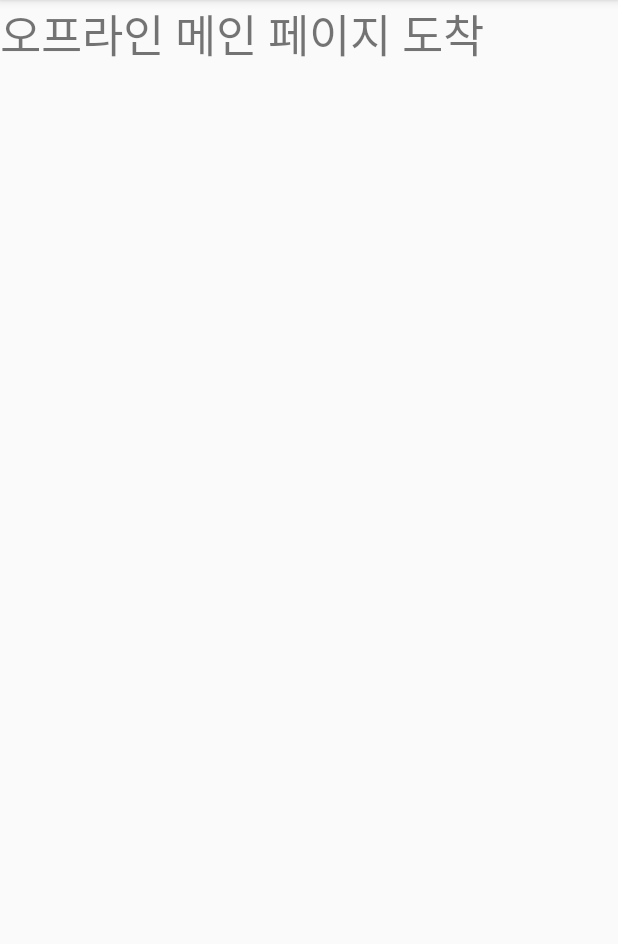
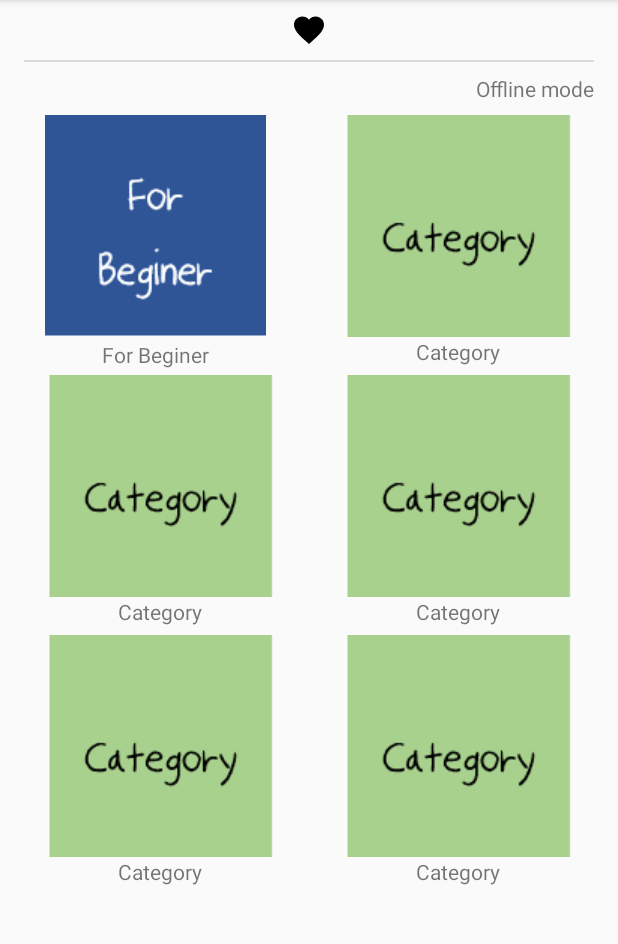
Before and after one commit to Oreo0xx7/hi_gnu, an Android app: the OffMain screen opened directly, with no data from a screen before it, on a phone screen of 412 x 824 dp, the part 84-1028 px from its top. Run offline under Robolectric (Android 15) with nearby library versions, the phone set to English and light mode, and no system bars.

Commit message:
Offline_1

```diff
--- a/app/build.gradle
+++ b/app/build.gradle
@@ -35,6 +35,7 @@ dependencies {
     //noinspection GradleCompatible
     implementation 'com.android.support:appcompat-v7:28.0.0'
     implementation 'com.android.support.constraint:constraint-layout:2.0.4'
+    implementation 'com.android.volley:volley:1.2.1'
     //noinspection GradleCompatible
     implementation 'com.android.support:design:28.0.0'
     implementation 'android.arch.lifecycle:livedata:1.1.1'
--- a/app/src/main/java/com/example/hignu/OffMain.java
+++ b/app/src/main/java/com/example/hignu/OffMain.java
@@ -1,13 +1,29 @@
 package com.example.hignu;
 
+import android.content.Intent;
 import android.support.v7.app.AppCompatActivity;
 import android.os.Bundle;
+import android.view.View;
+import android.widget.ImageButton;
+import android.widget.ImageView;
 
 public class OffMain extends AppCompatActivity {
+
+    ImageView off_cate1, off_cate2, off_cate3, off_cate4, off_cate5, off_cate6;
 
     @Override
     protected void onCreate(Bundle savedInstanceState) {
         super.onCreate(savedInstanceState);
         setContentView(R.layout.activity_off_main);
+
+        off_cate1 = (ImageView)findViewById(R.id.off_cate1);
+        off_cate1.setOnClickListener(new View.OnClickListener() {
+            @Override
+            public void onClick(View view) {
+                Intent intent = new Intent(OffMain.this, OffCategory1.class);
+                startActivity(intent);
+            }
+        });
+
     }
 }
--- /dev/null
+++ b/app/src/main/res/drawable/ic_baseline_favorite_24.xml
@@ -0,0 +1,10 @@
+<vector xmlns:android="http://schemas.android.com/apk/res/android"
+    android:width="24dp"
+    android:height="24dp"
+    android:viewportWidth="24"
+    android:viewportHeight="24"
+    android:tint="?attr/colorControlNormal">
+  <path
+      android:fillColor="@android:color/white"
+      android:pathData="M12,21.35l-1.45,-1.32C5.4,15.36 2,12.28 2,8.5 2,5.42 4.42,3 7.5,3c1.74,0 3.41,0.81 4.5,2.09C13.09,3.81 14.76,3 16.5,3 19.58,3 22,5.42 22,8.5c0,3.78 -3.4,6.86 -8.55,11.54L12,21.35z"/>
+</vector>
--- a/app/src/main/res/layout/activity_off_main.xml
+++ b/app/src/main/res/layout/activity_off_main.xml
@@ -1,16 +1,150 @@
 <?xml version="1.0" encoding="utf-8"?>
-<LinearLayout xmlns:android="http://schemas.android.com/apk/res/android"
+<android.support.constraint.ConstraintLayout
+    xmlns:android="http://schemas.android.com/apk/res/android"
     xmlns:app="http://schemas.android.com/apk/res-auto"
     xmlns:tools="http://schemas.android.com/tools"
     android:layout_width="match_parent"
     android:layout_height="match_parent"
     tools:context=".OffMain">
 
-    <TextView
+    <ImageButton
+        android:id="@+id/imageButton"
         android:layout_width="wrap_content"
         android:layout_height="wrap_content"
-        android:textSize="30sp"
-        android:text="오프라인 메인 페이지 도착"
-        />
+        android:layout_marginTop="8dp"
+        android:background="#00FFFFFF"
+        android:tint="#000000"
+        app:layout_constraintEnd_toEndOf="parent"
+        app:layout_constraintStart_toStartOf="parent"
+        app:layout_constraintTop_toTopOf="parent"
+        app:srcCompat="@drawable/ic_baseline_favorite_24" />
 
-</LinearLayout>
+    <View
+        android:id="@+id/divider2"
+        android:layout_width="0dp"
+        android:layout_height="1dp"
+        android:layout_marginStart="16dp"
+        android:layout_marginTop="8dp"
+        android:background="?android:attr/listDivider"
+        app:layout_constraintEnd_toEndOf="@+id/tv_off"
+        app:layout_constraintStart_toStartOf="parent"
+        app:layout_constraintTop_toBottomOf="@+id/imageButton" />
+
+    <TextView
+        android:id="@+id/tv_off"
+        android:layout_width="wrap_content"
+        android:layout_height="wrap_content"
+        android:layout_marginTop="8dp"
+        android:layout_marginEnd="16dp"
+        android:text="Offline mode"
+        app:layout_constraintEnd_toEndOf="parent"
+        app:layout_constraintTop_toBottomOf="@+id/divider2" />
+
+    <ImageView
+        android:id="@+id/off_cate1"
+        android:layout_width="wrap_content"
+        android:layout_height="wrap_content"
+        android:layout_marginStart="30dp"
+        app:layout_constraintStart_toStartOf="parent"
+        app:layout_constraintTop_toTopOf="@+id/off_cate2"
+        android:src="@drawable/off_cate1" />
+
+    <ImageView
+        android:id="@+id/off_cate2"
+        android:layout_width="wrap_content"
+        android:layout_height="wrap_content"
+        android:layout_marginTop="8dp"
+        android:layout_marginEnd="30dp"
+        app:layout_constraintEnd_toEndOf="parent"
+        app:layout_constraintTop_toBottomOf="@+id/tv_off"
+        android:src="@drawable/off_cate2" />
+
+    <ImageView
+        android:id="@+id/off_cate3"
+        android:layout_width="wrap_content"
+        android:layout_height="wrap_content"
+        app:layout_constraintStart_toStartOf="@+id/off_cate1"
+        app:layout_constraintTop_toTopOf="@+id/off_cate4"
+        android:src="@drawable/off_cate2" />
+
+    <ImageView
+        android:id="@+id/off_cate4"
+        android:layout_width="wrap_content"
+        android:layout_height="wrap_content"
+        android:layout_marginTop="25dp"
+        app:layout_constraintEnd_toEndOf="@+id/off_cate2"
+        app:layout_constraintTop_toBottomOf="@+id/off_cate2"
+        android:src="@drawable/off_cate2" />
+
+    <ImageView
+        android:id="@+id/off_cate5"
+        android:layout_width="wrap_content"
+        android:layout_height="wrap_content"
+        app:layout_constraintStart_toStartOf="@+id/off_cate3"
+        app:layout_constraintTop_toTopOf="@+id/off_cate6"
+        android:src="@drawable/off_cate2" />
+
+    <ImageView
+        android:id="@+id/off_cate6"
+        android:layout_width="wrap_content"
+        android:layout_height="wrap_content"
+        android:layout_marginTop="25dp"
+        app:layout_constraintEnd_toEndOf="@+id/off_cate4"
+        app:layout_constraintTop_toBottomOf="@+id/off_cate4"
+        android:src="@drawable/off_cate2" />
+
+    <TextView
+        android:id="@+id/tv_off_cate1"
+        android:layout_width="wrap_content"
+        android:layout_height="wrap_content"
+        android:text="For Beginer"
+        app:layout_constraintEnd_toEndOf="@+id/off_cate1"
+        app:layout_constraintStart_toStartOf="@+id/off_cate1"
+        app:layout_constraintTop_toBottomOf="@+id/off_cate1" />
+
+    <TextView
+        android:id="@+id/tv_off_cate2"
+        android:layout_width="wrap_content"
+        android:layout_height="wrap_content"
+        android:text="Category"
+        app:layout_constraintEnd_toEndOf="@+id/off_cate2"
+        app:layout_constraintStart_toStartOf="@+id/off_cate2"
+        app:layout_constraintTop_toBottomOf="@+id/off_cate2" />
+
+    <TextView
+        android:id="@+id/tv_off_cate3"
+        android:layout_width="wrap_content"
+        android:layout_height="wrap_content"
+        android:text="Category"
+        app:layout_constraintEnd_toEndOf="@+id/off_cate3"
+        app:layout_constraintStart_toStartOf="@+id/off_cate3"
+        app:layout_constraintTop_toBottomOf="@+id/off_cate3" />
+
+    <TextView
+        android:id="@+id/tv_off_cate4"
+        android:layout_width="wrap_content"
+        android:layout_height="wrap_content"
+        android:text="Category"
+        app:layout_constraintEnd_toEndOf="@+id/off_cate4"
+        app:layout_constraintStart_toStartOf="@+id/off_cate4"
+        app:layout_constraintTop_toBottomOf="@+id/off_cate4" />
+
+    <TextView
+        android:id="@+id/tv_off_cate5"
+        android:layout_width="wrap_content"
+        android:layout_height="wrap_content"
+        android:text="Category"
+        app:layout_constraintEnd_toEndOf="@+id/off_cate5"
+        app:layout_constraintStart_toStartOf="@+id/off_cate5"
+        app:layout_constraintTop_toBottomOf="@+id/off_cate5" />
+
+    <TextView
+        android:id="@+id/tv_off_cate6"
+        android:layout_width="wrap_content"
+        android:layout_height="wrap_content"
+        android:text="Category"
+        app:layout_constraintEnd_toEndOf="@+id/off_cate6"
+        app:layout_constraintStart_toStartOf="@+id/off_cate6"
+        app:layout_constraintTop_toBottomOf="@+id/off_cate6" />
+
+</android.support.constraint.ConstraintLayout>
```
Also changed, not shown: app/src/main/AndroidManifest.xml (+12 -4 lines), app/src/main/java/com/example/hignu/FeedbackViewing.java (added, +13 -0 lines), app/src/main/java/com/example/hignu/FeedbackWriting.java (added, +69 -0 lines), app/src/main/java/com/example/hignu/NewFeed.java (added, +35 -0 lines), app/src/main/java/com/example/hignu/OffCategory1.java (added, +14 -0 lines), app/src/main/java/com/example/hignu/OnMain.java (+9 -0 lines), app/src/main/res/drawable/ic_baseline_feedback_24.xml (added, +10 -0 lines), app/src/main/res/drawable/ic_feedback.xml (added, +10 -0 lines), app/src/main/res/drawable/ic_heart.xml (added, +10 -0 lines), app/src/main/res/layout/activity_feedback_viewing.xml (added, +53 -0 lines), app/src/main/res/layout/activity_feedback_writing.xml (added, +117 -0 lines), app/src/main/res/layout/activity_off_category1.xml (added, +43 -0 lines), app/src/main/res/drawable/off_cate1.png (added), app/src/main/res/drawable/off_cate2.png (added).
